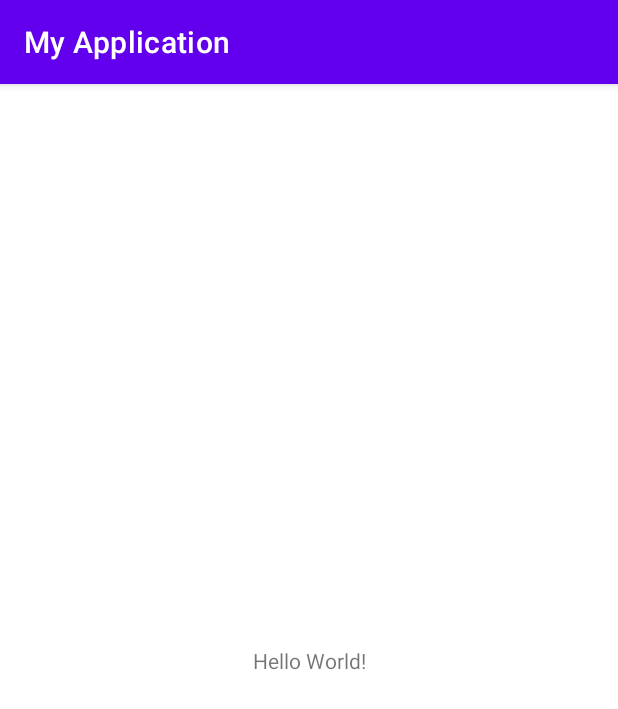
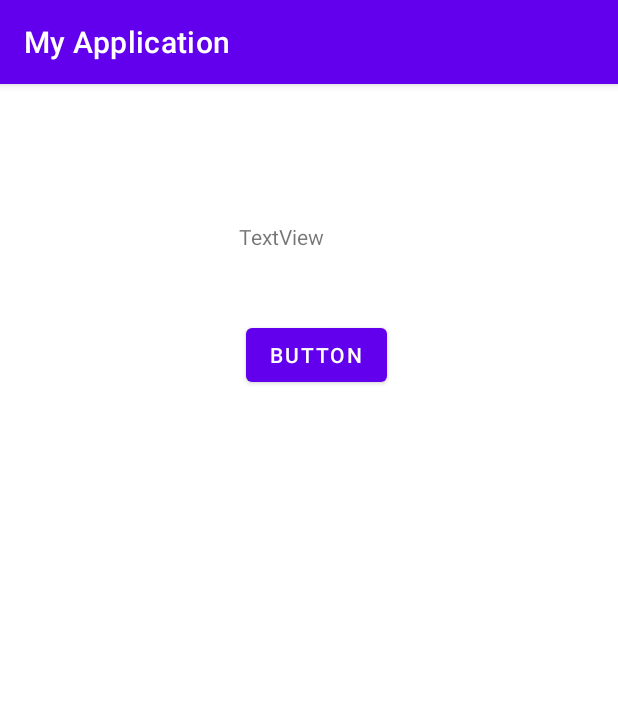
Before and after one commit to coding-factory-classrooms/android-music-m1-2022-android-eighth, an Android app: the screen it shows after launch (MainActivity), on a phone screen of 412 x 824 dp. Shown: the top 709 px of the screen. Run offline under Robolectric (Android 15) with nearby library versions, the phone set to English and light mode, and no system bars.

Commit message:
Merge commit

```diff
--- a/app/build.gradle
+++ b/app/build.gradle
@@ -29,6 +29,9 @@ android {
     kotlinOptions {
         jvmTarget = '1.8'
     }
+    buildFeatures{
+        viewBinding true
+    }
 }
 
 dependencies {
@@ -37,6 +40,8 @@ dependencies {
     implementation 'androidx.appcompat:appcompat:1.4.2'
     implementation 'com.google.android.material:material:1.6.1'
     implementation 'androidx.constraintlayout:constraintlayout:2.1.4'
+    implementation 'androidx.navigation:navigation-fragment-ktx:2.4.2'
+    implementation 'androidx.navigation:navigation-ui-ktx:2.4.2'
     testImplementation 'junit:junit:4.13.2'
     androidTestImplementation 'androidx.test.ext:junit:1.1.3'
     androidTestImplementation 'androidx.test.espresso:espresso-core:3.4.0'
--- a/app/src/main/AndroidManifest.xml
+++ b/app/src/main/AndroidManifest.xml
@@ -13,6 +13,10 @@
         android:supportsRtl="true"
         android:theme="@style/Theme.MyApplication"
         tools:targetApi="31">
+
+        <activity
+            android:name=".artist.ArtistListActivity"
+            android:exported="false" />
         <activity
             android:name=".MainActivity"
             android:exported="true">
--- a/app/src/main/java/com/example/myapplication/MainActivity.kt
+++ b/app/src/main/java/com/example/myapplication/MainActivity.kt
@@ -1,11 +1,28 @@
 package com.example.myapplication
 
+import android.content.Intent
 import androidx.appcompat.app.AppCompatActivity
 import android.os.Bundle
+import android.util.Log
+import com.example.myapplication.artist.ArtistListActivity
+import com.example.myapplication.databinding.ActivityMainBinding
+import kotlin.math.log
 
 class MainActivity : AppCompatActivity() {
+
+    private lateinit var binding : ActivityMainBinding
+
     override fun onCreate(savedInstanceState: Bundle?) {
         super.onCreate(savedInstanceState)
-        setContentView(R.layout.activity_main)
+        var string:String="string"
+        binding = ActivityMainBinding.inflate(layoutInflater)
+        setContentView(binding.root)
+
+        binding.button2.setOnClickListener{
+
+            val intent = Intent(this, ArtistListActivity::class.java)
+            startActivity(intent)
+        }
+
     }
 }
--- a/app/src/main/res/layout/activity_main.xml
+++ b/app/src/main/res/layout/activity_main.xml
@@ -2,17 +2,29 @@
 <androidx.constraintlayout.widget.ConstraintLayout xmlns:android="http://schemas.android.com/apk/res/android"
     xmlns:app="http://schemas.android.com/apk/res-auto"
     xmlns:tools="http://schemas.android.com/tools"
+    android:id="@+id/ButtonView"
     android:layout_width="match_parent"
     android:layout_height="match_parent"
     tools:context=".MainActivity">
 
     <TextView
+        android:id="@+id/textView"
         android:layout_width="wrap_content"
         android:layout_height="wrap_content"
-        android:text="Hello World!"
-        app:layout_constraintBottom_toBottomOf="parent"
+        android:layout_marginTop="92dp"
+        android:layout_marginEnd="196dp"
+        android:text="TextView"
         app:layout_constraintEnd_toEndOf="parent"
-        app:layout_constraintStart_toStartOf="parent"
         app:layout_constraintTop_toTopOf="parent" />
 
+    <Button
+        android:id="@+id/button2"
+        android:layout_width="wrap_content"
+        android:layout_height="wrap_content"
+        android:layout_marginTop="45dp"
+        android:layout_marginEnd="154dp"
+        android:text="Button"
+        app:layout_constraintEnd_toEndOf="parent"
+        app:layout_constraintTop_toBottomOf="@+id/textView" />
+
 </androidx.constraintlayout.widget.ConstraintLayout>
```
Also changed, not shown: app/src/main/java/com/example/myapplication/artist/ArtistAdapter.kt (added, +32 -0 lines), app/src/main/java/com/example/myapplication/artist/ArtistListActivity.kt (added, +43 -0 lines), app/src/main/java/com/example/myapplication/artist/ArtistListViewModel.kt (added, +9 -0 lines), app/src/main/res/layout/activity_artist_list.xml (added, +18 -0 lines), app/src/main/res/layout/item_artist.xml (added, +25 -0 lines), app/src/main/res/values/strings.xml (+9 -0 lines), app/src/main/res/values/themes.xml (+9 -0 lines).
